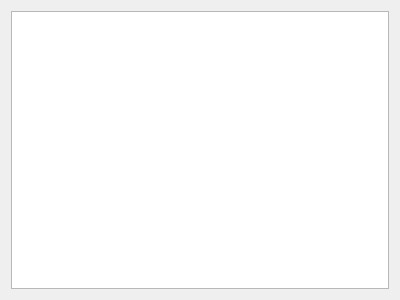
First picture: the form in core/tools/metatypebrowser/metatypebrowser.ui, repository netrunner-debian-kde-extras/gammaray, before the edit.
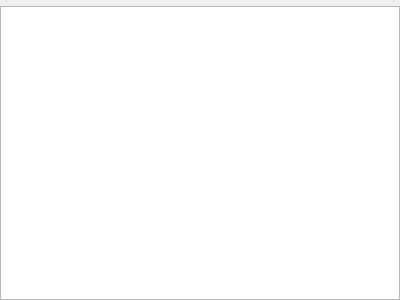
Second picture: the form after the edit. Custom widgets are drawn as their Qt base class.

```diff
--- a/core/tools/metatypebrowser/metatypebrowser.ui
+++ b/core/tools/metatypebrowser/metatypebrowser.ui
@@ -10,12 +10,35 @@
     <height>300</height>
    </rect>
   </property>
-       <layout class="QHBoxLayout" name="horizontalLayout_6">
-        <item>
-         <widget class="QTreeView" name="metaTypeView"/>
-        </item>
-       </layout>
+  <layout class="QVBoxLayout" name="verticalLayout">
+   <property name="margin">
+    <number>0</number>
+   </property>
+   <item>
+    <widget class="KFilterProxySearchLine" name="metaTypeSearchLine"/>
+   </item>
+   <item>
+    <widget class="QTreeView" name="metaTypeView">
+     <property name="rootIsDecorated">
+      <bool>false</bool>
+     </property>
+     <property name="uniformRowHeights">
+      <bool>true</bool>
+     </property>
+     <property name="sortingEnabled">
+      <bool>true</bool>
+     </property>
+    </widget>
+   </item>
+  </layout>
  </widget>
+ <customwidgets>
+  <customwidget>
+   <class>KFilterProxySearchLine</class>
+   <extends>QWidget</extends>
+   <header>kde/kfilterproxysearchline.h</header>
+  </customwidget>
+ </customwidgets>
  <resources/>
  <connections/>
 </ui>
```
